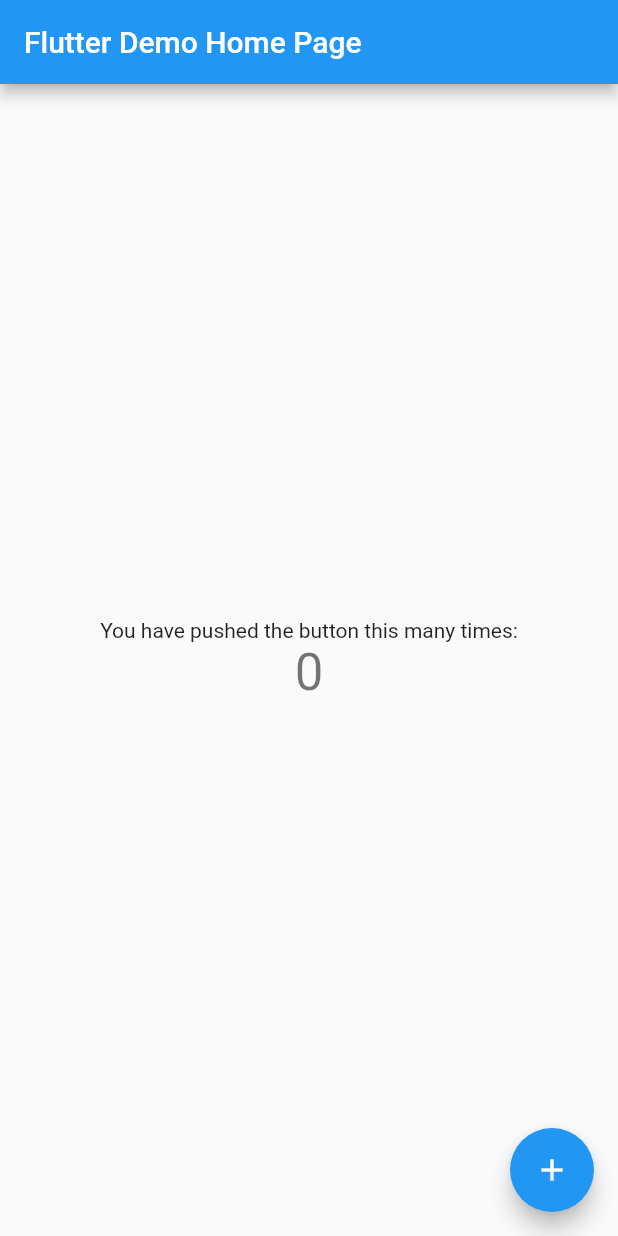
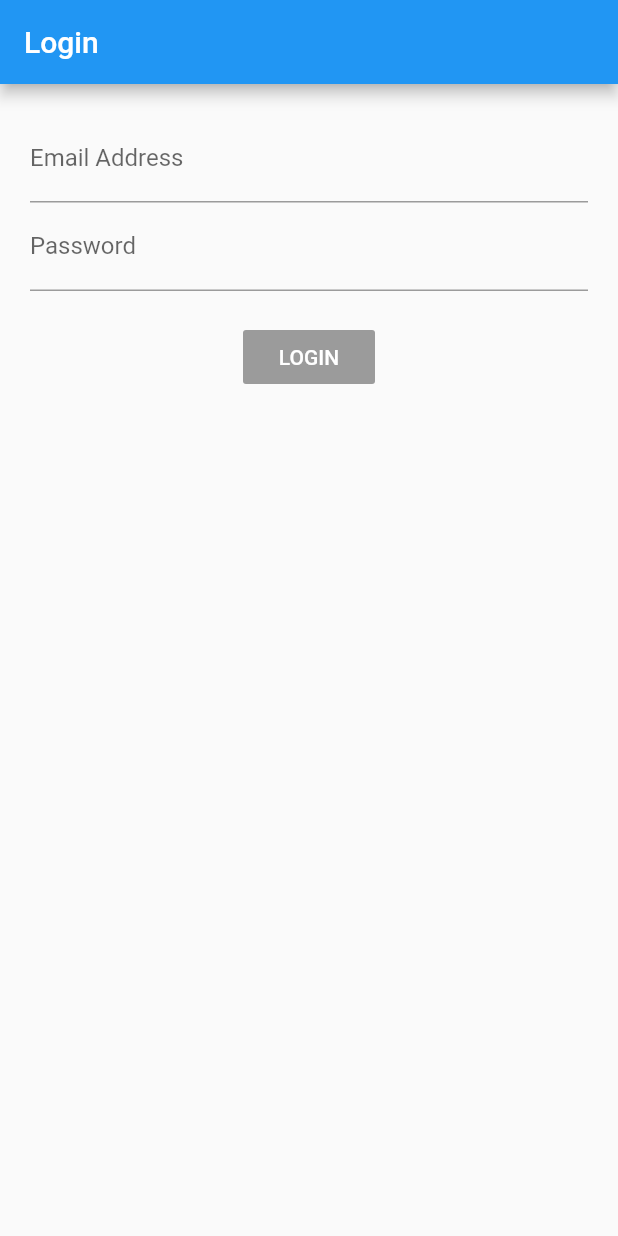
Before and after one commit to PascalAC/login_cirrusci, a Flutter app: the screen it shows after launch, on a phone screen of 412 x 824 dp. Run offline on Flutter 3.47's test engine with Material 2 defaults, Android fonts, the phone set to English and light mode, and no system bars; our stand-ins replace rxdart.

Commit message:
Create simple login screen

```diff
--- a/lib/main.dart
+++ b/lib/main.dart
@@ -1,111 +1,4 @@
 import 'package:flutter/material.dart';
+import 'package:login_cirrusci/src/app.dart';
 
-void main() => runApp(MyApp());
-
-class MyApp extends StatelessWidget {
-  // This widget is the root of your application.
-  @override
-  Widget build(BuildContext context) {
-    return MaterialApp(
-      title: 'Flutter Demo',
-      theme: ThemeData(
-        // This is the theme of your application.
-        //
-        // Try running your application with "flutter run". You'll see the
-        // application has a blue toolbar. Then, without quitting the app, try
-        // changing the primarySwatch below to Colors.green and then invoke
-        // "hot reload" (press "r" in the console where you ran "flutter run",
-        // or simply save your changes to "hot reload" in a Flutter IDE).
-        // Notice that the counter didn't reset back to zero; the application
-        // is not restarted.
-        primarySwatch: Colors.blue,
-      ),
-      home: MyHomePage(title: 'Flutter Demo Home Page'),
-    );
-  }
-}
-
-class MyHomePage extends StatefulWidget {
-  MyHomePage({Key key, this.title}) : super(key: key);
-
-  // This widget is the home page of your application. It is stateful, meaning
-  // that it has a State object (defined below) that contains fields that affect
-  // how it looks.
-
-  // This class is the configuration for the state. It holds the values (in this
-  // case the title) provided by the parent (in this case the App widget) and
-  // used by the build method of the State. Fields in a Widget subclass are
-  // always marked "final".
-
-  final String title;
-
-  @override
-  _MyHomePageState createState() => _MyHomePageState();
-}
-
-class _MyHomePageState extends State<MyHomePage> {
-  int _counter = 0;
-
-  void _incrementCounter() {
-    setState(() {
-      // This call to setState tells the Flutter framework that something has
-      // changed in this State, which causes it to rerun the build method below
-      // so that the display can reflect the updated values. If we changed
-      // _counter without calling setState(), then the build method would not be
-      // called again, and so nothing would appear to happen.
-      _counter++;
-    });
-  }
-
-  @override
-  Widget build(BuildContext context) {
-    // This method is rerun every time setState is called, for instance as done
-    // by the _incrementCounter method above.
-    //
-    // The Flutter framework has been optimized to make rerunning build methods
-    // fast, so that you can just rebuild anything that needs updating rather
-    // than having to individually change instances of widgets.
-    return Scaffold(
-      appBar: AppBar(
-        // Here we take the value from the MyHomePage object that was created by
-        // the App.build method, and use it to set our appbar title.
-        title: Text(widget.title),
-      ),
-      body: Center(
-        // Center is a layout widget. It takes a single child and positions it
-        // in the middle of the parent.
-        child: Column(
-          // Column is also layout widget. It takes a list of children and
-          // arranges them vertically. By default, it sizes itself to fit its
-          // children horizontally, and tries to be as tall as its parent.
-          //
-          // Invoke "debug painting" (press "p" in the console, choose the
-          // "Toggle Debug Paint" action from the Flutter Inspector in Android
-          // Studio, or the "Toggle Debug Paint" command in Visual Studio Code)
-          // to see the wireframe for each widget.
-          //
-          // Column has various properties to control how it sizes itself and
-          // how it positions its children. Here we use mainAxisAlignment to
-          // center the children vertically; the main axis here is the vertical
-          // axis because Columns are vertical (the cross axis would be
-          // horizontal).
-          mainAxisAlignment: MainAxisAlignment.center,
-          children: <Widget>[
-            Text(
-              'You have pushed the button this many times:',
-            ),
-            Text(
-              '$_counter',
-              style: Theme.of(context).textTheme.display1,
-            ),
-          ],
-        ),
-      ),
-      floatingActionButton: FloatingActionButton(
-        onPressed: _incrementCounter,
-        tooltip: 'Increment',
-        child: Icon(Icons.add),
-      ), // This trailing comma makes auto-formatting nicer for build methods.
-    );
-  }
-}
+void main() => runApp(App());
--- /dev/null
+++ b/lib/src/app.dart
@@ -0,0 +1,20 @@
+import 'package:flutter/material.dart';
+import 'package:login_cirrusci/src/blocs/login/login_provider.dart';
+import 'package:login_cirrusci/src/screen/login_screen.dart';
+
+class App extends StatelessWidget {
+  @override
+  Widget build(BuildContext context) {
+    return LoginProvider(
+      child: MaterialApp(
+        title: 'Login',
+        home: Scaffold(
+          body: LoginScreen(),
+          appBar: AppBar(
+            title: Text('Login'),
+          ),
+        ),
+      ),
+    );
+  }
+}
--- /dev/null
+++ b/lib/src/blocs/login/login_bloc.dart
@@ -0,0 +1,30 @@
+import 'package:login_cirrusci/src/blocs/login/login_validators.dart';
+import 'package:rxdart/rxdart.dart';
+
+class LoginBloc with LoginValidators {
+  final _email = BehaviorSubject<String>();
+  final _password = BehaviorSubject<String>();
+
+  // Add data to stream
+  Stream<String> get email => _email.stream.transform(validateEmail);
+  Stream<String> get password => _password.stream.transform(validatePassword);
+  Stream<bool> get submitValid =>
+      Observable.combineLatest2(email, password, (e, p) => true);
+
+  // Change data
+  Function(String) get changeEmail => _email.sink.add;
+  Function(String) get changePassword => _password.sink.add;
+
+  submit() {
+    final validEmail =_email.value;
+    final validPassword =_password.value;
+
+    print("Email is $validEmail");
+    print("Password is $validPassword");
+  }
+
+  dispose() {
+    _email.close();
+    _password.close();
+  }
+}
--- /dev/null
+++ b/lib/src/blocs/login/login_provider.dart
@@ -0,0 +1,17 @@
+import 'package:flutter/material.dart';
+import 'package:login_cirrusci/src/blocs/login/login_bloc.dart';
+
+class LoginProvider extends InheritedWidget {
+  final bloc =LoginBloc();
+
+  LoginProvider({Key key, Widget child}): super(key:key, child:child);
+
+  @override
+  bool updateShouldNotify(InheritedWidget oldWidget) {
+    return true;
+  }
+
+  static LoginBloc of(BuildContext context) {
+    return (context.inheritFromWidgetOfExactType(LoginProvider) as LoginProvider).bloc;
+  }
+}
--- /dev/null
+++ b/lib/src/blocs/login/login_validators.dart
@@ -0,0 +1,23 @@
+import 'dart:async';
+
+class LoginValidators {
+  final validateEmail = StreamTransformer<String, String>.fromHandlers(
+    handleData: (email, sink) {
+      if (email.contains('@')) {
+        sink.add(email);
+      } else {
+        sink.addError('Enter a valid email.');
+      }
+    }
+  );
+
+  final validatePassword =  StreamTransformer<String, String>.fromHandlers(
+    handleData: (password, sink) {
+      if (password.length > 3) {
+        sink.add(password);
+      } else {
+        sink.addError('Password must be at least 4 characters.');
+      }
+    }
+  );
+}
--- /dev/null
+++ b/lib/src/screen/login_screen.dart
@@ -0,0 +1,70 @@
+import 'package:flutter/material.dart';
+import 'package:login_cirrusci/src/blocs/login/login_bloc.dart';
+import 'package:login_cirrusci/src/blocs/login/login_provider.dart';
+
+class LoginScreen extends StatelessWidget {
+  @override
+  Widget build(BuildContext context) {
+    final loginBloc = LoginProvider.of(context);
+
+    return Container(
+      margin: const EdgeInsets.all(20.0),
+      child: Column(
+        children: <Widget>[
+          emailField(loginBloc),
+          passwordField(loginBloc),
+          Container(margin: const EdgeInsets.only(top: 20.0)),
+          submitButton(loginBloc),
+        ],
+      ),
+    );
+  }
+
+  Widget emailField(LoginBloc bloc) {
+    return StreamBuilder(
+      stream: bloc.email,
+      builder: (context, snapshot) {
+        return TextField(
+          keyboardType: TextInputType.emailAddress,
+          decoration: InputDecoration(
+            labelText: 'Email Address',
+            hintText: 'you@example.com',
+            errorText: snapshot.error,
+          ),
+          onChanged: bloc.changeEmail,
+        );
+      },
+    );
+  }
+
+  Widget passwordField(LoginBloc bloc) {
+    return StreamBuilder(
+      stream: bloc.password,
+      builder: (context, snapshot) {
+        return TextField(
+          decoration: InputDecoration(
+            labelText: 'Password',
+            hintText: 'Enter your password',
+            errorText: snapshot.error,
+          ),
+          obscureText: true,
+          onChanged: bloc.changePassword,
+        );
+      },
+    );
+  }
+
+  Widget submitButton(LoginBloc bloc) {
+    return StreamBuilder(
+      stream: bloc.submitValid,
+      builder: (context, snapshot) {
+        return RaisedButton(
+          child: Text('LOGIN'),
+          color: Colors.blue,
+          textColor: Colors.white,
+          onPressed: snapshot.hasData ? bloc.submit : null,
+        );
+      },
+    );
+  }
+}
--- a/pubspec.yaml
+++ b/pubspec.yaml
@@ -19,6 +19,7 @@ dependencies:
   # The following adds the Cupertino Icons font to your application.
   # Use with the CupertinoIcons class for iOS style icons.
   cupertino_icons: ^0.1.2
+  rxdart: ^0.20.0
 
 dev_dependencies:
   flutter_test:
```
Also changed, not shown: 2 other files.
